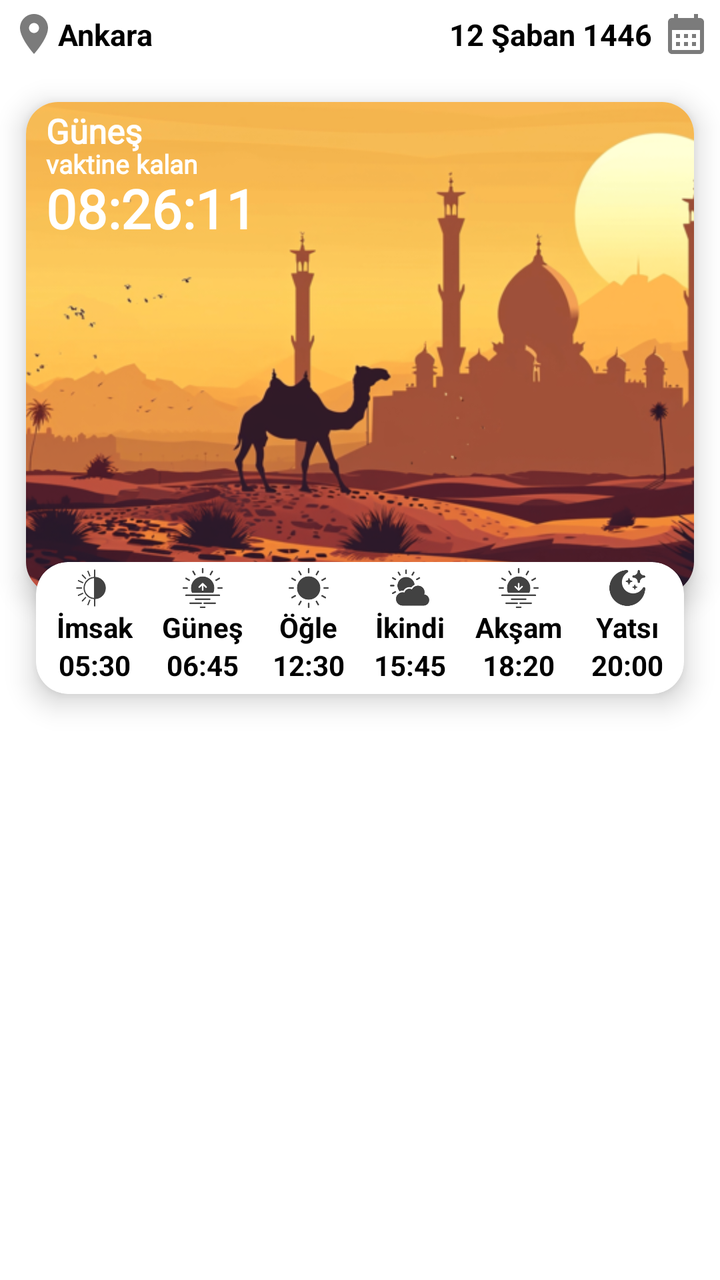
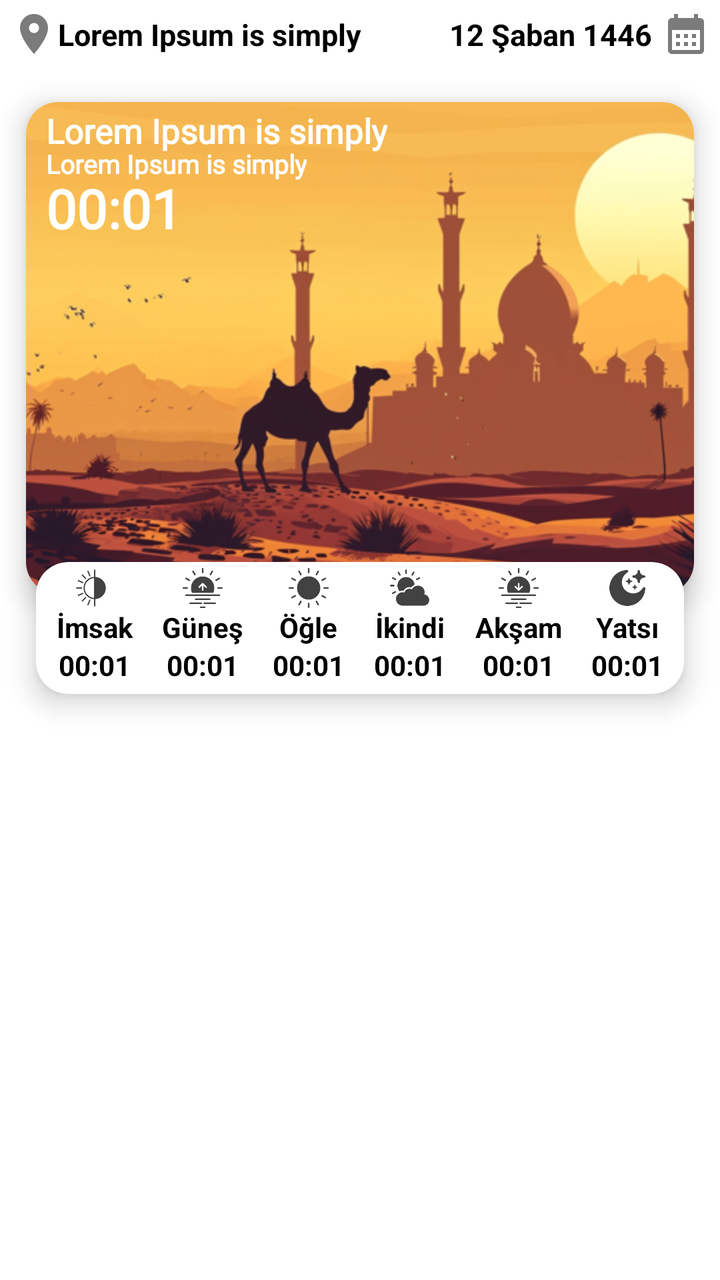

Screens rendered from an Android XML layout before and after an edit, with the pre-edit source and the edit as a unified diff.
<!-- AndroidManifest.xml: application theme Theme.Yolcu -->
<!-- res/layout/activity_monthly_prayer.xml -->
<?xml version="1.0" encoding="utf-8"?>

<androidx.constraintlayout.widget.ConstraintLayout xmlns:android="http://schemas.android.com/apk/res/android"
    xmlns:app="http://schemas.android.com/apk/res-auto"
    xmlns:tools="http://schemas.android.com/tools"
    android:layout_width="match_parent"
    android:layout_height="match_parent"
    >

    
    <androidx.constraintlayout.widget.ConstraintLayout
        android:id="@+id/header_layout"
        android:layout_width="match_parent"
        android:layout_height="wrap_content"
        app:layout_constraintTop_toTopOf="parent">

        <ImageView
            android:id="@+id/imageView"
            android:layout_width="wrap_content"
            android:layout_height="wrap_content"
            android:layout_margin="5dp"
            android:src="@drawable/baseline_location_on_24"
            app:layout_constraintTop_toTopOf="parent"
            app:layout_constraintStart_toStartOf="parent"
            app:layout_constraintBottom_toBottomOf="parent" />

        <TextView
            android:id="@+id/city_name"
            android:layout_width="wrap_content"
            android:layout_height="wrap_content"
            android:text="Ankara"
            android:textSize="15sp"
            android:textStyle="bold"
            app:layout_constraintBottom_toBottomOf="@+id/imageView"
            app:layout_constraintStart_toEndOf="@+id/imageView"
            app:layout_constraintTop_toTopOf="@+id/imageView" />

        <TextView
            android:id="@+id/hijri_date"
            android:layout_width="wrap_content"
            android:layout_height="wrap_content"
            android:layout_margin="5dp"
            android:text="12 Şaban 1446"
            android:textSize="15sp"
            android:textStyle="bold"
            app:layout_constraintBottom_toBottomOf="@+id/hicriDateIcon"
            app:layout_constraintEnd_toStartOf="@+id/hicriDateIcon"
            app:layout_constraintTop_toTopOf="@+id/hicriDateIcon" />

        <ImageView
            android:id="@+id/hicriDateIcon"
            android:layout_width="wrap_content"
            android:layout_height="wrap_content"
            android:layout_margin="5dp"
            android:src="@drawable/baseline_calendar_month_24"
            app:layout_constraintTop_toTopOf="parent"
            app:layout_constraintEnd_toEndOf="parent"
            app:layout_constraintBottom_toBottomOf="parent" />
    </androidx.constraintlayout.widget.ConstraintLayout>

    
    <androidx.cardview.widget.CardView
        android:id="@+id/cardView"
        android:layout_width="match_parent"
        android:layout_height="280dp"
        app:cardCornerRadius="16dp"
        app:cardElevation="8dp"
        app:cardUseCompatPadding="true"
        app:layout_constraintTop_toBottomOf="@id/header_layout">

        <ImageView
            android:id="@+id/prayer_time_image"
            android:layout_width="match_parent"
            android:layout_height="match_parent"
            android:contentDescription="@string/prayer_time_image_desc"
            android:scaleType="centerCrop"
            android:src="@drawable/gunes_mountly" />

        
        <TextView
            android:id="@+id/remaining_time_label"
            android:layout_width="wrap_content"
            android:layout_height="wrap_content"
            android:fontFamily="@font/tomorrow_b"
            android:layout_marginTop="3dp"
            android:layout_marginStart="10dp"
            android:text="Güneş"
            android:textColor="@android:color/white"
            android:textSize="17sp"
            android:textStyle="bold"
             />

        
        <TextView
            android:id="@+id/remaining_time_label_ek"
            android:layout_width="wrap_content"
            android:layout_height="wrap_content"
            android:fontFamily="@font/tomorrow_b"
            android:layout_marginTop="22dp"
            android:layout_marginStart="10dp"
            android:text="vaktine kalan"
            android:textColor="@android:color/white"
            android:textSize="13sp"
            android:textStyle="bold"
            />

        
        <TextView
            android:id="@+id/remaining_time_monthly"
            android:layout_width="wrap_content"
            android:layout_height="wrap_content"
            android:fontFamily="@font/tomorrow_b"
            android:layout_marginTop="35dp"
            android:layout_marginStart="10dp"
            android:text="08:26:11"
            android:textColor="@android:color/white"
            android:textSize="27sp"
            android:textStyle="bold"
            app:layout_constraintStart_toStartOf="parent"
            app:layout_constraintTop_toTopOf="@+id/cardView" />
    </androidx.cardview.widget.CardView>


    <androidx.cardview.widget.CardView
        android:id="@+id/cardView_current_time_monthly"
        android:layout_width="350dp"
        android:layout_height="100dp"
        app:cardCornerRadius="16dp"
        app:cardElevation="8dp"
        app:cardUseCompatPadding="true"
        app:layout_constraintBottom_toBottomOf="@+id/cardView"
        app:layout_constraintEnd_toEndOf="@id/cardView"
        app:layout_constraintStart_toStartOf="@+id/cardView"
        app:layout_constraintTop_toBottomOf="@+id/cardView">

        <LinearLayout
            android:layout_width="match_parent"
            android:layout_height="wrap_content"
            android:orientation="horizontal"
            android:padding="3dp">

            
            <LinearLayout
                android:orientation="vertical"
                android:layout_width="wrap_content"
                android:layout_height="wrap_content"
                android:layout_weight="1"
                android:gravity="center">
                <ImageView
                    android:id="@+id/imsak_time_icon"
                    android:layout_width="20dp"
                    android:layout_height="20dp"
                    android:src="@drawable/imsak_m_icon"
                    app:tint="@color/icon_color" />
                <TextView
                    android:id="@+id/imsak_time_label"
                    android:layout_width="wrap_content"
                    android:layout_height="wrap_content"
                    android:text="İmsak"
                    android:textStyle="bold" />
                <TextView
                    android:id="@+id/imsak_time_monthly"
                    android:layout_width="wrap_content"
                    android:layout_height="wrap_content"
                    android:text="05:30"
                    android:textStyle="bold" />
            </LinearLayout>

            
            <LinearLayout
                android:orientation="vertical"
                android:layout_width="wrap_content"
                android:layout_height="wrap_content"
                android:layout_weight="1"
                android:gravity="center">
                <ImageView
                    android:id="@+id/gunes_time_icon"
                    android:layout_width="20dp"
                    android:layout_height="20dp"
                    app:tint="@color/icon_color"
                    android:src="@drawable/gunes_m_icon" />
                <TextView
                    android:id="@+id/gunes_time_label"
                    android:layout_width="wrap_content"
                    android:layout_height="wrap_content"
                    android:text="Güneş"
                    android:textStyle="bold" />
                <TextView
                    android:id="@+id/gunes_time_monthly"
                    android:layout_width="wrap_content"
                    android:layout_height="wrap_content"
                    android:text="06:45"
                    android:textStyle="bold" />
            </LinearLayout>

            
            <LinearLayout
                android:orientation="vertical"
                android:layout_width="wrap_content"
                android:layout_height="wrap_content"
                android:layout_weight="1"
                android:gravity="center">
                <ImageView
                    android:id="@+id/ogle_time_icon"
                    android:layout_width="20dp"
                    android:layout_height="20dp"
                    app:tint="@color/icon_color"
                    android:src="@drawable/ogle_m_icon" />
                <TextView
                    android:id="@+id/ogle_time_label"
                    android:layout_width="wrap_content"
                    android:layout_height="wrap_content"
                    android:text="Öğle"
                    android:textStyle="bold" />
                <TextView
                    android:id="@+id/ogle_time_monthly"
                    android:layout_width="wrap_content"
                    android:layout_height="wrap_content"
                    android:text="12:30"
                    android:textStyle="bold" />
            </LinearLayout>

            
            <LinearLayout
                android:orientation="vertical"
                android:layout_width="wrap_content"
                android:layout_height="wrap_content"
                android:layout_weight="1"
                android:gravity="center">
                <ImageView
                    android:id="@+id/ikindi_time_icon"
                    android:layout_width="20dp"
                    android:layout_height="20dp"
                    app:tint="@color/icon_color"
                    android:src="@drawable/ikindi_m_icon" />
                <TextView
                    android:id="@+id/ikindi_time_label"
                    android:layout_width="wrap_content"
                    android:layout_height="wrap_content"
                    android:text="İkindi"
                    android:textStyle="bold" />
                <TextView
                    android:id="@+id/ikindi_time_monthly"
                    android:layout_width="wrap_content"
                    android:layout_height="wrap_content"
                    android:text="15:45"
                    android:textStyle="bold" />
            </LinearLayout>

            
            <LinearLayout
                android:orientation="vertical"
                android:layout_width="wrap_content"
                android:layout_height="wrap_content"
                android:layout_weight="1"
                android:gravity="center">
                <ImageView
                    android:id="@+id/aksam_time_icon"
                    android:layout_width="20dp"
                    android:layout_height="20dp"
                    app:tint="@color/icon_color"
                    android:src="@drawable/aksam_m_icon" />
                <TextView
                    android:id="@+id/aksam_time_label"
                    android:layout_width="wrap_content"
                    android:layout_height="wrap_content"
                    android:text="Akşam"
                    android:textStyle="bold" />
                <TextView
                    android:id="@+id/aksam_time_monthly"
                    android:layout_width="wrap_content"
                    android:layout_height="wrap_content"
                    android:text="18:20"
                    android:textStyle="bold" />
            </LinearLayout>

            
            <LinearLayout
                android:orientation="vertical"
                android:layout_width="wrap_content"
                android:layout_height="wrap_content"
                android:layout_weight="1"
                android:gravity="center">
                <ImageView
                    android:id="@+id/yatsi_time_icon"
                    android:layout_width="20dp"
                    android:layout_height="20dp"
                    app:tint="@color/icon_color"
                    android:src="@drawable/yatsi_m_icon" />
                <TextView
                    android:id="@+id/yatsi_time_label"
                    android:layout_width="wrap_content"
                    android:layout_height="wrap_content"
                    android:text="Yatsı"
                    android:textStyle="bold" />
                <TextView
                    android:id="@+id/yatsi_time_monthly"
                    android:layout_width="wrap_content"
                    android:layout_height="wrap_content"
                    android:text="20:00"
                    android:textStyle="bold" />
            </LinearLayout>

        </LinearLayout>
    </androidx.cardview.widget.CardView>



    
    <androidx.recyclerview.widget.RecyclerView
        android:id="@+id/prayer_times_recycler"
        android:layout_width="match_parent"
        android:layout_height="0dp"
        android:paddingBottom="5dp"
        android:paddingStart="5dp"
        android:paddingEnd="5dp"
        app:layout_constraintBottom_toBottomOf="parent"
        app:layout_constraintTop_toBottomOf="@+id/cardView_current_time_monthly"
        app:layout_constraintVertical_bias="0.0"
        tools:layout_editor_absoluteX="16dp" />

</androidx.constraintlayout.widget.ConstraintLayout>
<!-- resources referenced by this layout -->
<resources>
  <color name="icon_color">#424242</color>
  <!-- drawable aksam_m_icon: png bitmap (drawable, 2394 bytes) -->
  <!-- drawable baseline_calendar_month_24 (drawable) -->
  <vector xmlns:android="http://schemas.android.com/apk/res/android" android:height="24dp" android:tint="#7B7B7B" android:viewportHeight="24" android:viewportWidth="24" android:width="24dp">
        
      <path android:fillColor="@android:color/white" android:pathData="M19,4h-1V2h-2v2H8V2H6v2H5C3.89,4 3.01,4.9 3.01,6L3,20c0,1.1 0.89,2 2,2h14c1.1,0 2,-0.9 2,-2V6C21,4.9 20.1,4 19,4zM19,20H5V10h14V20zM9,14H7v-2h2V14zM13,14h-2v-2h2V14zM17,14h-2v-2h2V14zM9,18H7v-2h2V18zM13,18h-2v-2h2V18zM17,18h-2v-2h2V18z"/>
      
  </vector>
  <!-- drawable baseline_location_on_24 (drawable) -->
  <vector xmlns:android="http://schemas.android.com/apk/res/android" android:height="24dp" android:tint="#7B7B7B" android:viewportHeight="24" android:viewportWidth="24" android:width="24dp">
        
      <path android:fillColor="@android:color/white" android:pathData="M12,2C8.13,2 5,5.13 5,9c0,5.25 7,13 7,13s7,-7.75 7,-13c0,-3.87 -3.13,-7 -7,-7zM12,11.5c-1.38,0 -2.5,-1.12 -2.5,-2.5s1.12,-2.5 2.5,-2.5 2.5,1.12 2.5,2.5 -1.12,2.5 -2.5,2.5z"/>
      
  </vector>
  <!-- drawable gunes_m_icon: png bitmap (drawable, 2416 bytes) -->
  <!-- drawable gunes_mountly: jpg bitmap (drawable, 183411 bytes) -->
  <!-- drawable ikindi_m_icon: png bitmap (drawable, 2726 bytes) -->
  <!-- drawable imsak_m_icon: png bitmap (drawable, 2630 bytes) -->
  <!-- drawable ogle_m_icon: png bitmap (drawable, 2698 bytes) -->
  <!-- drawable yatsi_m_icon: png bitmap (drawable, 2910 bytes) -->
  <string name="prayer_time_image_desc" translatable="false">Aylik vakit arkaplan resim</string>
  <style name="Theme.Yolcu" parent="Theme.MaterialComponents.DayNight.DarkActionBar">
          
          <item name="colorPrimary">#9CCC65</item>
          <item name="colorPrimaryVariant">#43A047</item>
          <item name="colorOnPrimary">@color/white</item>
          
          <item name="colorSecondary">#9CCC65</item>
          <item name="colorSecondaryVariant">@color/teal_700</item>
          <item name="colorOnSecondary">@color/white</item>
          
          <item name="android:statusBarColor">?attr/colorPrimaryVariant</item>
          
          <item name="actionMenuTextColor">@color/white</item>
          <item name="android:actionMenuTextColor">@color/white</item>
          <item name="android:textColor">@color/black</item>
      </style>
  <color name="white">#FFFFFFFF</color>
  <color name="teal_700">#FF018786</color>
  <color name="black">#FF000000</color>
</resources>

<!-- the commit's change to res/layout/activity_monthly_prayer.xml (unified diff, before → after) -->
@@ -4,8 +4,7 @@
     xmlns:app="http://schemas.android.com/apk/res-auto"
     xmlns:tools="http://schemas.android.com/tools"
     android:layout_width="match_parent"
-    android:layout_height="match_parent"
-    >
+    android:layout_height="match_parent">
 
     
     <androidx.constraintlayout.widget.ConstraintLayout
@@ -19,16 +18,17 @@
             android:layout_width="wrap_content"
             android:layout_height="wrap_content"
             android:layout_margin="5dp"
+            android:contentDescription="@string/konum_icon"
             android:src="@drawable/baseline_location_on_24"
-            app:layout_constraintTop_toTopOf="parent"
+            app:layout_constraintBottom_toBottomOf="parent"
             app:layout_constraintStart_toStartOf="parent"
-            app:layout_constraintBottom_toBottomOf="parent" />
+            app:layout_constraintTop_toTopOf="parent" />
 
         <TextView
             android:id="@+id/city_name"
             android:layout_width="wrap_content"
             android:layout_height="wrap_content"
-            android:text="Ankara"
+            android:text="@string/testYazisi"
             android:textSize="15sp"
             android:textStyle="bold"
             app:layout_constraintBottom_toBottomOf="@+id/imageView"
@@ -40,7 +40,7 @@
             android:layout_width="wrap_content"
             android:layout_height="wrap_content"
             android:layout_margin="5dp"
-            android:text="12 Şaban 1446"
+            android:text="@string/testTarihi"
             android:textSize="15sp"
             android:textStyle="bold"
             app:layout_constraintBottom_toBottomOf="@+id/hicriDateIcon"
@@ -52,10 +52,11 @@
             android:layout_width="wrap_content"
             android:layout_height="wrap_content"
             android:layout_margin="5dp"
+            android:contentDescription="@string/tarih_icon"
             android:src="@drawable/baseline_calendar_month_24"
-            app:layout_constraintTop_toTopOf="parent"
+            app:layout_constraintBottom_toBottomOf="parent"
             app:layout_constraintEnd_toEndOf="parent"
-            app:layout_constraintBottom_toBottomOf="parent" />
+            app:layout_constraintTop_toTopOf="parent" />
     </androidx.constraintlayout.widget.ConstraintLayout>
 
     
@@ -81,38 +82,36 @@
             android:id="@+id/remaining_time_label"
             android:layout_width="wrap_content"
             android:layout_height="wrap_content"
+            android:layout_marginStart="10dp"
+            android:layout_marginTop="3dp"
             android:fontFamily="@font/tomorrow_b"
-            android:layout_marginTop="3dp"
-            android:layout_marginStart="10dp"
-            android:text="Güneş"
+            android:text="@string/testYazisi"
             android:textColor="@android:color/white"
             android:textSize="17sp"
-            android:textStyle="bold"
-             />
+            android:textStyle="bold" />
 
         
         <TextView
             android:id="@+id/remaining_time_label_ek"
             android:layout_width="wrap_content"
             android:layout_height="wrap_content"
+            android:layout_marginStart="10dp"
+            android:layout_marginTop="22dp"
             android:fontFamily="@font/tomorrow_b"
-            android:layout_marginTop="22dp"
-            android:layout_marginStart="10dp"
-            android:text="vaktine kalan"
+            android:text="@string/testYazisi"
             android:textColor="@android:color/white"
             android:textSize="13sp"
-            android:textStyle="bold"
-            />
+            android:textStyle="bold" />
 
         
         <TextView
             android:id="@+id/remaining_time_monthly"
             android:layout_width="wrap_content"
             android:layout_height="wrap_content"
+            android:layout_marginStart="10dp"
+            android:layout_marginTop="35dp"
             android:fontFamily="@font/tomorrow_b"
-            android:layout_marginTop="35dp"
-            android:layout_marginStart="10dp"
-            android:text="08:26:11"
+            android:text="@string/default_time_clock"
             android:textColor="@android:color/white"
             android:textSize="27sp"
             android:textStyle="bold"
@@ -136,174 +135,198 @@
         <LinearLayout
             android:layout_width="match_parent"
             android:layout_height="wrap_content"
+            android:baselineAligned="false"
             android:orientation="horizontal"
             android:padding="3dp">
 
             
             <LinearLayout
-                android:orientation="vertical"
-                android:layout_width="wrap_content"
-                android:layout_height="wrap_content"
-                android:layout_weight="1"
-                android:gravity="center">
+                android:layout_width="wrap_content"
+                android:layout_height="wrap_content"
+                android:layout_weight="1"
+                android:gravity="center"
+                android:orientation="vertical">
+
                 <ImageView
                     android:id="@+id/imsak_time_icon"
                     android:layout_width="20dp"
                     android:layout_height="20dp"
+                    android:contentDescription="@string/testVakit_icon"
                     android:src="@drawable/imsak_m_icon"
                     app:tint="@color/icon_color" />
+
                 <TextView
                     android:id="@+id/imsak_time_label"
                     android:layout_width="wrap_content"
                     android:layout_height="wrap_content"
-                    android:text="İmsak"
-                    android:textStyle="bold" />
+                    android:text="@string/imsak"
+                    android:textStyle="bold" />
+
                 <TextView
                     android:id="@+id/imsak_time_monthly"
                     android:layout_width="wrap_content"
                     android:layout_height="wrap_content"
-                    android:text="05:30"
-                    android:textStyle="bold" />
-            </LinearLayout>
-
-            
-            <LinearLayout
-                android:orientation="vertical"
-                android:layout_width="wrap_content"
-                android:layout_height="wrap_content"
-                android:layout_weight="1"
-                android:gravity="center">
+                    android:text="@string/default_time_clock"
+                    android:textStyle="bold" />
+            </LinearLayout>
+
+            
+            <LinearLayout
+                android:layout_width="wrap_content"
+                android:layout_height="wrap_content"
+                android:layout_weight="1"
+                android:gravity="center"
+                android:orientation="vertical">
+
                 <ImageView
                     android:id="@+id/gunes_time_icon"
                     android:layout_width="20dp"
                     android:layout_height="20dp"
-                    app:tint="@color/icon_color"
-                    android:src="@drawable/gunes_m_icon" />
+                    android:contentDescription="@string/testVakit_icon"
+                    android:src="@drawable/gunes_m_icon"
+                    app:tint="@color/icon_color" />
+
                 <TextView
                     android:id="@+id/gunes_time_label"
                     android:layout_width="wrap_content"
                     android:layout_height="wrap_content"
-                    android:text="Güneş"
-                    android:textStyle="bold" />
+                    android:text="@string/gunes"
+                    android:textStyle="bold" />
+
                 <TextView
                     android:id="@+id/gunes_time_monthly"
                     android:layout_width="wrap_content"
                     android:layout_height="wrap_content"
-                    android:text="06:45"
-                    android:textStyle="bold" />
-            </LinearLayout>
-
-            
-            <LinearLayout
-                android:orientation="vertical"
-                android:layout_width="wrap_content"
-                android:layout_height="wrap_content"
-                android:layout_weight="1"
-                android:gravity="center">
+                    android:text="@string/default_time_clock"
+                    android:textStyle="bold" />
+            </LinearLayout>
+
+            
+            <LinearLayout
+                android:layout_width="wrap_content"
+                android:layout_height="wrap_content"
+                android:layout_weight="1"
+                android:gravity="center"
+                android:orientation="vertical">
+
                 <ImageView
                     android:id="@+id/ogle_time_icon"
                     android:layout_width="20dp"
                     android:layout_height="20dp"
-                    app:tint="@color/icon_color"
-                    android:src="@drawable/ogle_m_icon" />
+                    android:contentDescription="@string/testVakit_icon"
+                    android:src="@drawable/ogle_m_icon"
+                    app:tint="@color/icon_color" />
+
                 <TextView
                     android:id="@+id/ogle_time_label"
                     android:layout_width="wrap_content"
                     android:layout_height="wrap_content"
-                    android:text="Öğle"
-                    android:textStyle="bold" />
+                    android:text="@string/ogle"
+                    android:textStyle="bold" />
+
                 <TextView
                     android:id="@+id/ogle_time_monthly"
                     android:layout_width="wrap_content"
                     android:layout_height="wrap_content"
-                    android:text="12:30"
-                    android:textStyle="bold" />
-            </LinearLayout>
-
-            
-            <LinearLayout
-                android:orientation="vertical"
-                android:layout_width="wrap_content"
-                android:layout_height="wrap_content"
-                android:layout_weight="1"
-                android:gravity="center">
+                    android:text="@string/default_time_clock"
+                    android:textStyle="bold" />
+            </LinearLayout>
+
+            
+            <LinearLayout
+                android:layout_width="wrap_content"
+                android:layout_height="wrap_content"
+                android:layout_weight="1"
+                android:gravity="center"
+                android:orientation="vertical">
+
                 <ImageView
                     android:id="@+id/ikindi_time_icon"
                     android:layout_width="20dp"
                     android:layout_height="20dp"
-                    app:tint="@color/icon_color"
-                    android:src="@drawable/ikindi_m_icon" />
+                    android:contentDescription="@string/testVakit_icon"
+                    android:src="@drawable/ikindi_m_icon"
+                    app:tint="@color/icon_color" />
+
                 <TextView
                     android:id="@+id/ikindi_time_label"
                     android:layout_width="wrap_content"
                     android:layout_height="wrap_content"
-                    android:text="İkindi"
-                    android:textStyle="bold" />
+                    android:text="@string/ikindi"
+                    android:textStyle="bold" />
+
                 <TextView
                     android:id="@+id/ikindi_time_monthly"
                     android:layout_width="wrap_content"
                     android:layout_height="wrap_content"
-                    android:text="15:45"
-                    android:textStyle="bold" />
-            </LinearLayout>
-
-            
-            <LinearLayout
-                android:orientation="vertical"
-                android:layout_width="wrap_content"
-                android:layout_height="wrap_content"
-                android:layout_weight="1"
-                android:gravity="center">
+                    android:text="@string/default_time_clock"
+                    android:textStyle="bold" />
+            </LinearLayout>
+
+            
+            <LinearLayout
+                android:layout_width="wrap_content"
+                android:layout_height="wrap_content"
+                android:layout_weight="1"
+                android:gravity="center"
+                android:orientation="vertical">
+
                 <ImageView
                     android:id="@+id/aksam_time_icon"
                     android:layout_width="20dp"
                     android:layout_height="20dp"
-                    app:tint="@color/icon_color"
-                    android:src="@drawable/aksam_m_icon" />
+                    android:contentDescription="@string/testVakit_icon"
+                    android:src="@drawable/aksam_m_icon"
+                    app:tint="@color/icon_color" />
+
                 <TextView
                     android:id="@+id/aksam_time_label"
                     android:layout_width="wrap_content"
                     android:layout_height="wrap_content"
-                    android:text="Akşam"
-                    android:textStyle="bold" />
+                    android:text="@string/aksam"
+                    android:textStyle="bold" />
+
                 <TextView
                     android:id="@+id/aksam_time_monthly"
                     android:layout_width="wrap_content"
                     android:layout_height="wrap_content"
-                    android:text="18:20"
-                    android:textStyle="bold" />
-            </LinearLayout>
-
-            
-            <LinearLayout
-                android:orientation="vertical"
-                android:layout_width="wrap_content"
-                android:layout_height="wrap_content"
-                android:layout_weight="1"
-                android:gravity="center">
+                    android:text="@string/default_time_clock"
+                    android:textStyle="bold" />
+            </LinearLayout>
+
+            
+            <LinearLayout
+                android:layout_width="wrap_content"
+                android:layout_height="wrap_content"
+                android:layout_weight="1"
+                android:gravity="center"
+                android:orientation="vertical">
+
                 <ImageView
                     android:id="@+id/yatsi_time_icon"
                     android:layout_width="20dp"
                     android:layout_height="20dp"
-                    app:tint="@color/icon_color"
-                    android:src="@drawable/yatsi_m_icon" />
+                    android:contentDescription="@string/testVakit_icon"
+                    android:src="@drawable/yatsi_m_icon"
+                    app:tint="@color/icon_color" />
+
                 <TextView
                     android:id="@+id/yatsi_time_label"
                     android:layout_width="wrap_content"
                     android:layout_height="wrap_content"
-                    android:text="Yatsı"
-                    android:textStyle="bold" />
+                    android:text="@string/yatsi"
+                    android:textStyle="bold" />
+
                 <TextView
                     android:id="@+id/yatsi_time_monthly"
                     android:layout_width="wrap_content"
                     android:layout_height="wrap_content"
-                    android:text="20:00"
+                    android:text="@string/default_time_clock"
                     android:textStyle="bold" />
             </LinearLayout>
 
         </LinearLayout>
     </androidx.cardview.widget.CardView>
-
 
 
     
@@ -311,9 +334,9 @@
         android:id="@+id/prayer_times_recycler"
         android:layout_width="match_parent"
         android:layout_height="0dp"
-        android:paddingBottom="5dp"
         android:paddingStart="5dp"
         android:paddingEnd="5dp"
+        android:paddingBottom="5dp"
         app:layout_constraintBottom_toBottomOf="parent"
         app:layout_constraintTop_toBottomOf="@+id/cardView_current_time_monthly"
         app:layout_constraintVertical_bias="0.0"
<!-- resource entries referenced after the edit -->
@@ -20,7 +20,19 @@
   <!-- drawable imsak_m_icon: png bitmap (drawable, 2630 bytes) -->
   <!-- drawable ogle_m_icon: png bitmap (drawable, 2698 bytes) -->
   <!-- drawable yatsi_m_icon: png bitmap (drawable, 2910 bytes) -->
+  <string name="aksam">Akşam</string>
+  <string name="default_time_clock">00:01</string>
+  <string name="gunes">Güneş</string>
+  <string name="ikindi">İkindi</string>
+  <string name="imsak">İmsak</string>
+  <string name="konum_icon">Konum ikonu</string>
+  <string name="ogle">Öğle</string>
   <string name="prayer_time_image_desc" translatable="false">Aylik vakit arkaplan resim</string>
+  <string name="tarih_icon">tarih ikonu</string>
+  <string name="testTarihi">12 Şaban 1446</string>
+  <string name="testVakit_icon">Vakit icon</string>
+  <string name="testYazisi">Lorem Ipsum is simply</string>
+  <string name="yatsi">Yatsı</string>
   <style name="Theme.Yolcu" parent="Theme.MaterialComponents.DayNight.DarkActionBar">
           
           <item name="colorPrimary">#9CCC65</item>
